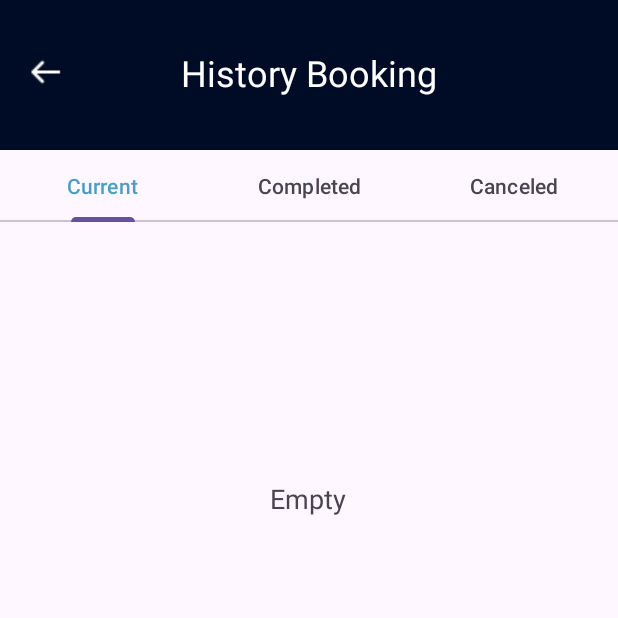
After one commit to lethanhtuan939/Hotel-Reservation-App, an Android app: the CurrentFragment screen opened directly, with no data from a screen before it, on a phone screen of 412 x 824 dp, the top half of it. The commit adds this screen. Run offline under Robolectric (Android 15) with nearby library versions, the phone set to English and light mode, and no system bars.

Commit message:
fix setting

```diff
--- a/app/src/main/AndroidManifest.xml
+++ b/app/src/main/AndroidManifest.xml
@@ -13,10 +13,16 @@
         android:theme="@style/Theme.HotelReservationApp"
         tools:targetApi="31">
         <activity
+            android:name=".activity.HistoryActivity"
+            android:exported="false" />
+        <activity
             android:name=".activity.BookingActivity2"
             android:exported="false" />
         <activity
             android:name=".activity.BookingActivity1"
+            android:exported="false" />
+        <activity
+            android:name=".activity.ProfileActivity"
             android:exported="false" />
         <activity
             android:name=".activity.FavouriteActivity"
--- a/app/src/main/java/com/hotelreservationapp/MainActivity.java
+++ b/app/src/main/java/com/hotelreservationapp/MainActivity.java
@@ -21,7 +21,7 @@ public class MainActivity extends AppCompatActivity {
         new Handler().postDelayed(new Runnable() {
             @Override
             public void run() {
-                Intent intent  = new Intent(getApplicationContext(), HomeActivity.class);
+                Intent intent  = new Intent(getApplicationContext(), StartActivity.class);
                 startActivity(intent);
                 finish();
             }
--- /dev/null
+++ b/app/src/main/java/com/hotelreservationapp/activity/HistoryActivity.java
@@ -0,0 +1,43 @@
+package com.hotelreservationapp.activity;
+
+import androidx.appcompat.app.AppCompatActivity;
+import androidx.fragment.app.FragmentStatePagerAdapter;
+import androidx.viewpager.widget.ViewPager;
+
+import android.content.Intent;
+import android.os.Bundle;
+import android.view.View;
+import android.widget.ImageView;
+
+import com.google.android.material.tabs.TabLayout;
+import com.hotelreservationapp.R;
+import com.hotelreservationapp.fragment.HistoryViewpagerAdapter;
+
+public class HistoryActivity extends AppCompatActivity {
+
+    TabLayout tabLayout;
+    ViewPager viewPager;
+    ImageView imgBack;
+    @Override
+    protected void onCreate(Bundle savedInstanceState) {
+        super.onCreate(savedInstanceState);
+        setContentView(R.layout.activity_history);
+
+        tabLayout = findViewById(R.id.tab_history);
+        viewPager = findViewById(R.id.view_pager);
+        imgBack = findViewById(R.id.imgBack);
+
+        imgBack.setOnClickListener(new View.OnClickListener() {
+            @Override
+            public void onClick(View v) {
+                Intent intent = new Intent(HistoryActivity.this, SettingActivity.class);
+                startActivity(intent);
+            }
+        });
+
+        HistoryViewpagerAdapter adapter = new HistoryViewpagerAdapter(getSupportFragmentManager(), FragmentStatePagerAdapter.BEHAVIOR_RESUME_ONLY_CURRENT_FRAGMENT);
+        viewPager.setAdapter(adapter);
+
+        tabLayout.setupWithViewPager(viewPager);
+    }
+}
--- a/app/src/main/java/com/hotelreservationapp/activity/SettingActivity.java
+++ b/app/src/main/java/com/hotelreservationapp/activity/SettingActivity.java
@@ -22,7 +22,7 @@ public class SettingActivity extends AppCompatActivity {
     protected void onCreate(Bundle savedInstanceState) {
         super.onCreate(savedInstanceState);
         setContentView(R.layout.activity_setting);
-        BottomNavigationView navigationView = (BottomNavigationView) findViewById(R.id.bottom_nav);
+        BottomNavigationView navigationView = findViewById(R.id.bottom_nav);
         navigationView.setSelectedItemId(R.id.btn_favourites);
         navigationView.setOnItemSelectedListener(new NavigationBarView.OnItemSelectedListener() {
             @Override
@@ -55,7 +55,7 @@ public class SettingActivity extends AppCompatActivity {
         history_tab.setOnClickListener(new View.OnClickListener() {
             @Override
             public void onClick(View v) {
-                Intent intent = new Intent(SettingActivity.this, ProfileActivity.class);
+                Intent intent = new Intent(SettingActivity.this, HistoryActivity.class);
                 startActivity(intent);
             }
         });
--- a/app/src/main/java/com/hotelreservationapp/activity/StartActivity.java
+++ b/app/src/main/java/com/hotelreservationapp/activity/StartActivity.java
@@ -19,7 +19,7 @@ public class StartActivity extends AppCompatActivity {
         button.setOnClickListener(new View.OnClickListener() {
             @Override
             public void onClick(View v) {
-                Intent intent = new Intent(StartActivity.this,SigninActivity.class);
+                Intent intent = new Intent(StartActivity.this, HomeActivity.class);
                 startActivity(intent);
             }
         });
--- a/app/src/main/java/com/hotelreservationapp/adapter/HotelAdapter.java
+++ b/app/src/main/java/com/hotelreservationapp/adapter/HotelAdapter.java
@@ -34,6 +34,7 @@ public class HotelAdapter extends ArrayAdapter<Hotel> {
     public View getView(int position, @Nullable View convertView, @NonNull ViewGroup parent) {
         LayoutInflater layoutInflater = activity.getLayoutInflater();
         convertView = layoutInflater.inflate(layout,null);
+
         Hotel hotel = hotels.get(position);
         ImageView imageView= convertView.findViewById(R.id.image);
         imageView.setImageResource(hotel.getImage());
@@ -43,6 +44,7 @@ public class HotelAdapter extends ArrayAdapter<Hotel> {
         textView_acreage.setText(String.valueOf(hotel.getAcreage()));
         TextView textView_rating = convertView.findViewById(R.id.rating);
         textView_rating.setText(String.valueOf(hotel.getRating()));
+
         return convertView;
     }
 }
--- /dev/null
+++ b/app/src/main/java/com/hotelreservationapp/fragment/CompletedFragment.java
@@ -0,0 +1,32 @@
+package com.hotelreservationapp.fragment;
+
+import android.content.Context;
+import android.os.Bundle;
+import android.view.LayoutInflater;
+import android.view.View;
+import android.view.ViewGroup;
+import android.widget.ArrayAdapter;
+import android.widget.ImageView;
+import android.widget.ListView;
+import android.widget.TextView;
+
+import androidx.annotation.NonNull;
+import androidx.annotation.Nullable;
+import androidx.fragment.app.Fragment;
+import androidx.fragment.app.FragmentActivity;
+
+import com.hotelreservationapp.R;
+import com.hotelreservationapp.model.Hotel;
+
+import java.util.ArrayList;
+
+public class CompletedFragment extends Fragment {
+
+    public CompletedFragment() {
+    }
+    @Override
+    public View onCreateView(LayoutInflater inflater, ViewGroup container,
+                             Bundle savedInstanceState) {
+        return inflater.inflate(R.layout.fragment_completed, container, false);
+    }
+}
--- /dev/null
+++ b/app/src/main/java/com/hotelreservationapp/fragment/CurrentFragment.java
@@ -0,0 +1,87 @@
+package com.hotelreservationapp.fragment;
+
+import android.app.Activity;
+import android.content.Context;
+import android.os.Bundle;
+
+import androidx.annotation.NonNull;
+import androidx.annotation.Nullable;
+import androidx.fragment.app.Fragment;
+import androidx.fragment.app.FragmentActivity;
+
+import android.view.LayoutInflater;
+import android.view.View;
+import android.view.ViewGroup;
+import android.widget.ArrayAdapter;
+import android.widget.ImageView;
+import android.widget.ListView;
+import android.widget.TextView;
+
+import com.hotelreservationapp.R;
+import com.hotelreservationapp.adapter.HotelAdapter;
+import com.hotelreservationapp.model.Hotel;
+
+import java.util.ArrayList;
+
+public class CurrentFragment extends Fragment {
+
+    int[] id = {
+            1, 2, 3
+    };
+    int[] image = {
+            R.drawable.ex_hotel, R.drawable.ex_hotel, R.drawable.ex_hotel
+    };
+    String[] name = {
+            "Hotel Da Nang", "Hotel Da Nang", "Hotel Da Nang"
+    };
+    double[] acreage = {
+            3, 3, 3
+    };
+    double[] rating = {
+            5, 5 , 5
+    };
+
+    ArrayList<Hotel> list_hotels;
+
+    public CurrentFragment() {
+    }
+    @Override
+    public View onCreateView(LayoutInflater inflater, ViewGroup container,
+                             Bundle savedInstanceState) {
+        View view = inflater.inflate(R.layout.fragment_current, container, false);
+
+//        list_hotels = new ArrayList<>();
+//        for (int i = 0; i < name.length; i++) {
+//            list_hotels.add(new Hotel(id[i], name[i], image[i], true, acreage[i], rating[i]));
+//        }
+//        ListView listView = view.findViewById(R.id.current_list);
+//        listView.setAdapter(new CurrentAdapter(getContext(), R.layout.item_favourites_custom, list_hotels));
+
+        return view;
+    }
+
+    class CurrentAdapter extends ArrayAdapter {
+
+        public CurrentAdapter(@NonNull Context context, int resource, ArrayList<Hotel> objects) {
+            super(context, resource, objects);
+        }
+
+        @NonNull
+        @Override
+        public View getView(int position, @Nullable View convertView, @NonNull ViewGroup parent) {
+            convertView = ((FragmentActivity) getContext()).getLayoutInflater().inflate(R.layout.fragment_current, null);
+
+            Hotel hotel = list_hotels.get(position);
+            ImageView imageView= convertView.findViewById(R.id.image);
+            imageView.setImageResource(hotel.getImage());
+            TextView textView_name = convertView.findViewById(R.id.name);
+            textView_name.setText(hotel.getName());
+            TextView textView_acreage = convertView.findViewById(R.id.acreage);
+            textView_acreage.setText(String.valueOf(hotel.getAcreage()));
+            TextView textView_rating = convertView.findViewById(R.id.rating);
+            textView_rating.setText(String.valueOf(hotel.getRating()));
+
+            return convertView;
+        }
+    }
+}
--- /dev/null
+++ b/app/src/main/java/com/hotelreservationapp/fragment/HistoryViewpagerAdapter.java
@@ -0,0 +1,53 @@
+package com.hotelreservationapp.fragment;
+
+import androidx.annotation.NonNull;
+import androidx.annotation.Nullable;
+import androidx.fragment.app.Fragment;
+import androidx.fragment.app.FragmentManager;
+import androidx.fragment.app.FragmentStatePagerAdapter;
+
+public class HistoryViewpagerAdapter extends FragmentStatePagerAdapter {
+    public HistoryViewpagerAdapter(@NonNull FragmentManager fm, int behavior) {
+        super(fm, behavior);
+    }
+
+    @NonNull
+    @Override
+    public Fragment getItem(int position) {
+        switch (position) {
+            case 0:
+                return new CurrentFragment();
+            case 1:
+                return new CompletedFragment();
+            case 2:
+                return new CanceledFragment();
+            default:
+                return new CurrentFragment();
+        }
+    }
+
+    @Override
+    public int getCount() {
+        return 3;
+    }
+
+    @Nullable
+    @Override
+    public CharSequence getPageTitle(int position) {
+        String title = "";
+
+        switch (position) {
+            case 0:
+                title = "Current";
+                break;
+            case 1:
+                title = "Completed";
+                break;
+            case 2:
+                title = "Canceled";
+                break;
+
+        }
+        return title;
+    }
+}
--- /dev/null
+++ b/app/src/main/res/layout/activity_history.xml
@@ -0,0 +1,58 @@
+<?xml version="1.0" encoding="utf-8"?>
+<androidx.constraintlayout.widget.ConstraintLayout xmlns:android="http://schemas.android.com/apk/res/android"
+    xmlns:app="http://schemas.android.com/apk/res-auto"
+    xmlns:tools="http://schemas.android.com/tools"
+    android:layout_width="match_parent"
+    android:layout_height="match_parent"
+    tools:context=".activity.HistoryActivity">
+
+    <view
+        android:id="@+id/view"
+        android:layout_width="match_parent"
+        android:layout_height="100dp"
+        android:background="@color/setting_top_bg"
+        app:layout_constraintEnd_toEndOf="parent"
+        app:layout_constraintStart_toStartOf="parent"
+        app:layout_constraintTop_toTopOf="parent" class="View"/>
+
+    <TextView
+        android:id="@+id/textView2"
+        android:layout_width="wrap_content"
+        android:layout_height="wrap_content"
+        android:layout_marginTop="32dp"
+        android:text="History Booking"
+        android:textColor="@android:color/white"
+        android:textSize="24dp"
+        app:layout_constraintEnd_toEndOf="parent"
+        app:layout_constraintHorizontal_bias="0.5"
+        app:layout_constraintStart_toStartOf="parent"
+        app:layout_constraintTop_toTopOf="@+id/view" />
+
+    <ImageView
+        android:id="@+id/imgBack"
+        android:clickable="true"
+        android:focusable="true"
+        android:layout_width="wrap_content"
+        android:layout_height="wrap_content"
+        android:layout_marginStart="16dp"
+        android:layout_marginTop="32dp"
+        app:layout_constraintStart_toStartOf="@+id/view"
+        app:layout_constraintTop_toTopOf="@+id/view"
+        app:srcCompat="@drawable/back" />
+
+    <androidx.viewpager.widget.ViewPager
+        android:id="@+id/view_pager"
+        android:layout_width="match_parent"
+        android:layout_height="wrap_content"
+        app:layout_constraintEnd_toEndOf="parent"
+        app:layout_constraintStart_toStartOf="parent"
+        app:layout_constraintTop_toBottomOf="@+id/view">
+
+        <com.google.android.material.tabs.TabLayout
+            android:id="@+id/tab_history"
+            android:layout_width="match_parent"
+            android:layout_height="wrap_content"
+            app:tabSelectedTextColor="@color/main_color" />
+    </androidx.viewpager.widget.ViewPager>
+
+</androidx.constraintlayout.widget.ConstraintLayout>
--- a/app/src/main/res/layout/activity_setting.xml
+++ b/app/src/main/res/layout/activity_setting.xml
@@ -286,12 +286,13 @@
                 android:id="@+id/btnLogout"
                 android:layout_width="150dp"
                 android:layout_height="wrap_content"
-                android:layout_marginBottom="54dp"
+                android:layout_marginBottom="36dp"
                 android:background="@drawable/conner"
                 android:text="Logout"
                 app:backgroundTint="@color/main_color"
                 app:layout_constraintBottom_toBottomOf="parent"
                 app:layout_constraintEnd_toEndOf="parent"
+                app:layout_constraintHorizontal_bias="0.498"
                 app:layout_constraintStart_toStartOf="parent" />
 
         </androidx.constraintlayout.widget.ConstraintLayout>
--- /dev/null
+++ b/app/src/main/res/layout/fragment_current.xml
@@ -0,0 +1,29 @@
+<?xml version="1.0" encoding="utf-8"?>
+<androidx.constraintlayout.widget.ConstraintLayout xmlns:android="http://schemas.android.com/apk/res/android"
+    xmlns:app="http://schemas.android.com/apk/res-auto"
+    xmlns:tools="http://schemas.android.com/tools"
+    android:layout_width="match_parent"
+    android:layout_height="match_parent"
+    tools:context=".fragment.CurrentFragment">
+
+    <ListView
+        android:id="@+id/current_list"
+        android:layout_width="match_parent"
+        android:layout_height="500dp"
+        app:layout_constraintBottom_toBottomOf="parent"
+        app:layout_constraintEnd_toEndOf="parent"
+        app:layout_constraintHorizontal_bias="0.0"
+        app:layout_constraintStart_toStartOf="parent" />
+
+    <TextView
+        android:id="@+id/textView37"
+        android:layout_width="wrap_content"
+        android:layout_height="wrap_content"
+        android:layout_marginTop="172dp"
+        android:text="Empty"
+        android:textSize="18dp"
+        app:layout_constraintEnd_toEndOf="parent"
+        app:layout_constraintHorizontal_bias="0.498"
+        app:layout_constraintStart_toStartOf="parent"
+        app:layout_constraintTop_toTopOf="parent" />
+</androidx.constraintlayout.widget.ConstraintLayout>
```
Also changed, not shown: app/src/main/java/com/hotelreservationapp/activity/ProfileActivity.java (+7 -1 lines), app/src/main/java/com/hotelreservationapp/fragment/CanceledFragment.java (added, +21 -0 lines), app/src/main/res/layout/fragment_canceled.xml (added, +20 -0 lines), app/src/main/res/layout/fragment_completed.xml (added, +20 -0 lines).
